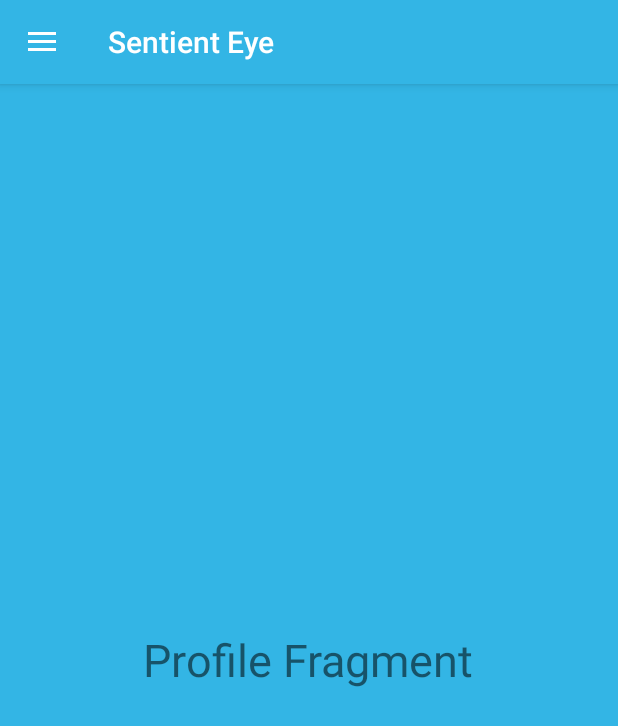
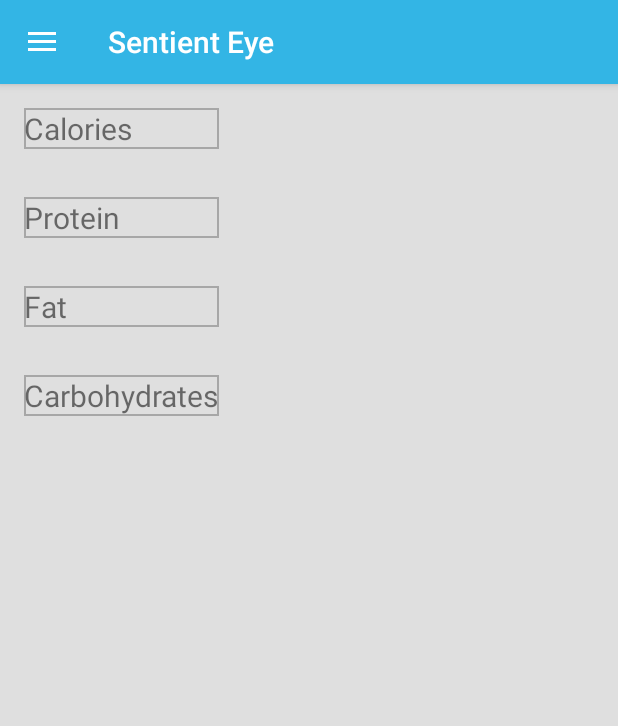
Before and after one commit to Kelayn/Sentient-Eye.CPFC, an Android app: the screen it shows after launch (MainActivity), on a phone screen of 412 x 824 dp. Shown: the top 726 px of the screen. Run offline under Robolectric (Android 15) with nearby library versions, the phone set to English and light mode, and no system bars.

Commit message:
Added GUI for ProfileFragment.

```diff
--- /dev/null
+++ b/app/src/main/res/drawable/cell_shape.xml
@@ -0,0 +1,5 @@
+<?xml version="1.0" encoding="utf-8"?>
+<shape xmlns:android="http://schemas.android.com/apk/res/android"
+    android:shape="rectangle">
+    <stroke android:width="1dp"  android:color="#A7A7A7" />
+</shape>
--- a/app/src/main/res/layout/fragment_profile.xml
+++ b/app/src/main/res/layout/fragment_profile.xml
@@ -1,13 +1,64 @@
 <?xml version="1.0" encoding="utf-8"?>
-<RelativeLayout xmlns:android="http://schemas.android.com/apk/res/android"
+<TableLayout xmlns:android="http://schemas.android.com/apk/res/android"
     android:layout_width="match_parent"
     android:layout_height="match_parent"
-    android:background="@android:color/holo_blue_light">
-    <TextView
-        android:layout_width="wrap_content"
-        android:layout_height="wrap_content"
-        android:text="Profile Fragment"
-        android:textSize="30sp"
-        android:layout_centerInParent="true"/>
+    android:background="#DFDFDF"
+    >
 
-</RelativeLayout>
+    <TableRow
+        android:id="@+id/row_calories"
+        android:layout_width="match_parent"
+        android:layout_height="match_parent"
+        android:layout_marginLeft="16dp"
+        android:layout_marginRight="16dp"
+        android:layout_marginTop="16dp"
+        android:layout_marginBottom="16dp">
+        <TextView
+            android:text="Calories"
+            android:textSize="20dp"
+            android:background="@drawable/cell_shape"
+            />
+    </TableRow>
+
+    <TableRow
+        android:id="@+id/row_protein"
+        android:layout_width="match_parent"
+        android:layout_height="match_parent"
+        android:layout_marginLeft="16dp"
+        android:layout_marginRight="16dp"
+        android:layout_marginTop="16dp"
+        android:layout_marginBottom="16dp">
+        <TextView
+            android:text="Protein"
+            android:textSize="20dp"
+            android:background="@drawable/cell_shape"/>
+    </TableRow>
+
+    <TableRow
+        android:id="@+id/row_fat"
+        android:layout_width="match_parent"
+        android:layout_height="match_parent"
+        android:layout_marginLeft="16dp"
+        android:layout_marginRight="16dp"
+        android:layout_marginTop="16dp"
+        android:layout_marginBottom="16dp">
+        <TextView
+            android:text="Fat"
+            android:textSize="20dp"
+            android:background="@drawable/cell_shape"/>
+    </TableRow>
+
+    <TableRow
+        android:id="@+id/row_carbohydrates"
+        android:layout_width="match_parent"
+        android:layout_height="match_parent"
+        android:layout_marginLeft="16dp"
+        android:layout_marginRight="16dp"
+        android:layout_marginTop="16dp"
+        android:layout_marginBottom="16dp">
+        <TextView
+            android:text="Carbohydrates"
+            android:textSize="20dp"
+            android:background="@drawable/cell_shape"/>
+    </TableRow>
+</TableLayout>
```
